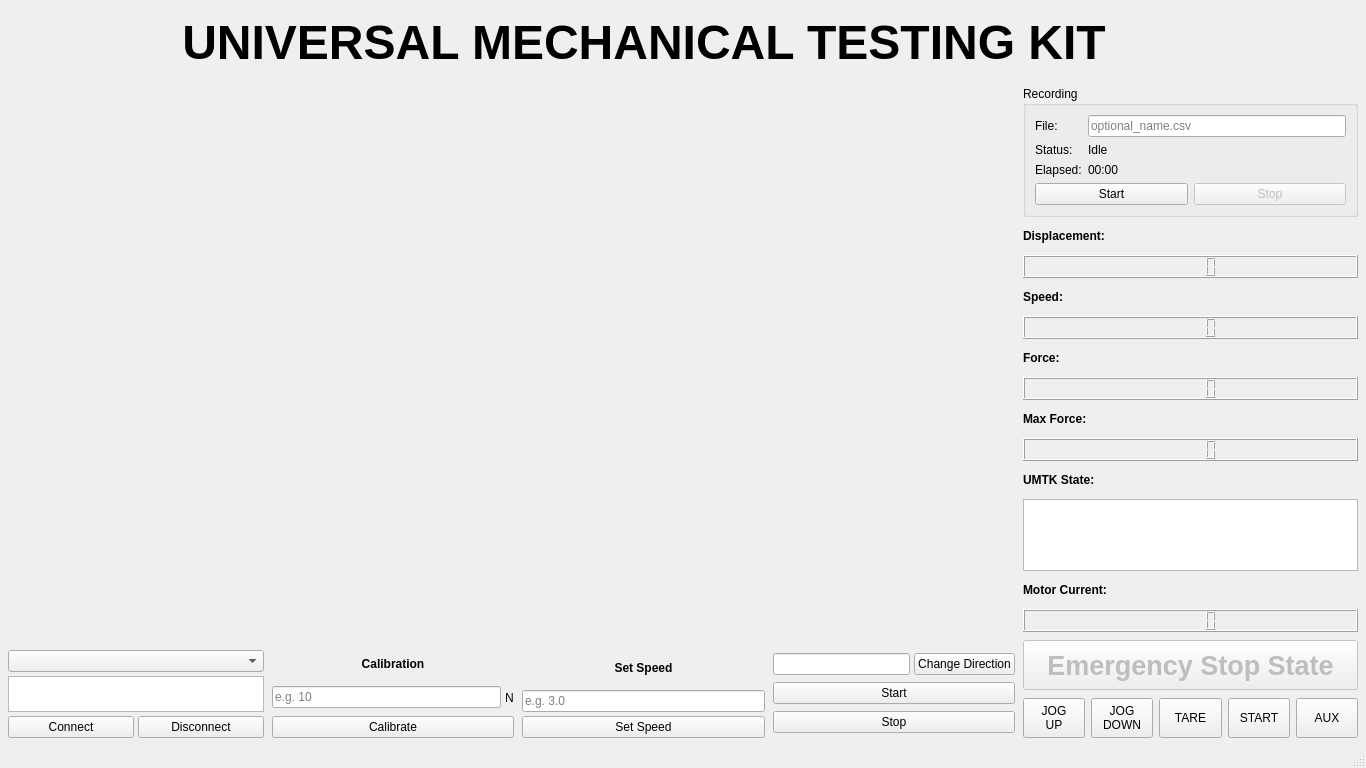
This is UMTK_UI/v1.5/UMTK_Design_dynamic.ui in AmorphousX/UMTK as Qt 5 draws it before an edit. The edited form follows.
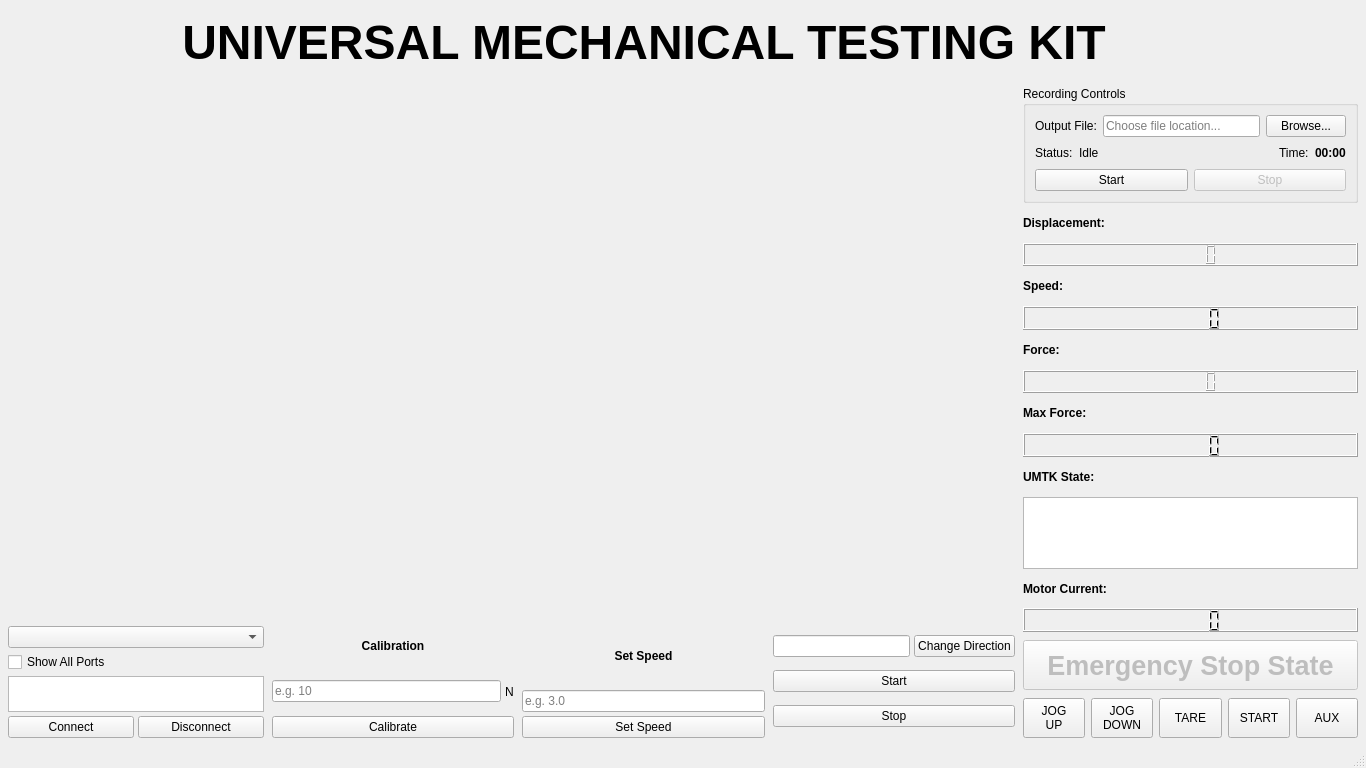
This is the edited form. Icons and pictures are not drawn.

Commit message: add recording widget, and serial port filter to show ch340 only by default

What changed in the file:
```diff
--- a/UMTK_UI/v1.5/UMTK_Design_dynamic.ui
+++ b/UMTK_UI/v1.5/UMTK_Design_dynamic.ui
@@ -161,6 +161,16 @@
             <item>
              <widget class="QComboBox" name="portsDropdown"/>
             </item>
+            <item>
+             <widget class="QCheckBox" name="showAllPorts_check">
+              <property name="text">
+               <string>Show All Ports</string>
+              </property>
+              <property name="toolTip">
+               <string>Show all serial ports (unchecked: CH340 only)</string>
+              </property>
+             </widget>
+            </item>
             <item>
              <widget class="QTextBrowser" name="textBrowser">
               <property name="sizePolicy">
@@ -344,53 +354,86 @@
   <item>
    <widget class="QGroupBox" name="recordingGroup">
     <property name="title">
-     <string>Recording</string>
+     <string>Recording Controls</string>
     </property>
     <layout class="QVBoxLayout" name="recordingGroupLayout">
      <item>
-      <layout class="QFormLayout" name="recordingFormLayout">
-       <item row="0" column="0">
-        <widget class="QLabel" name="recordFileNameLabel">
+      <layout class="QHBoxLayout" name="fileSelectionLayout">
+       <item>
+        <widget class="QLabel" name="outputFileLabel">
          <property name="text">
-    <string>File:</string>
+          <string>Output File:</string>
          </property>
         </widget>
        </item>
-       <item row="0" column="1">
-        <widget class="QLineEdit" name="recordFileName">
+       <item>
+        <widget class="QLineEdit" name="filename_edit">
          <property name="placeholderText">
-    <string>optional_name.csv</string>
+          <string>Choose file location...</string>
          </property>
+         <property name="readOnly">
+          <bool>true</bool>
+         </property>
         </widget>
        </item>
-       <item row="1" column="0">
-        <widget class="QLabel" name="recordStatusTextLabel">
+       <item>
+        <widget class="QPushButton" name="file_browse_btn">
          <property name="text">
-    <string>Status:</string>
+          <string>Browse...</string>
          </property>
         </widget>
        </item>
-       <item row="1" column="1">
-        <widget class="QLabel" name="recordStatusLabel">
+      </layout>
+     </item>
+     <item>
+      <layout class="QHBoxLayout" name="statusLayout">
+       <item>
+        <widget class="QLabel" name="statusTextLabel">
          <property name="text">
-    <string>Idle</string>
+          <string>Status:</string>
          </property>
         </widget>
        </item>
-       <item row="2" column="0">
-        <widget class="QLabel" name="recordElapsedTextLabel">
+       <item>
+        <widget class="QLabel" name="recording_status_label">
          <property name="text">
-    <string>Elapsed:</string>
+          <string>Idle</string>
          </property>
         </widget>
        </item>
-       <item row="2" column="1">
-        <widget class="QLabel" name="recordElapsedLabel">
+       <item>
+        <spacer name="statusSpacer">
+         <property name="orientation">
+          <enum>Qt::Horizontal</enum>
+         </property>
+         <property name="sizeHint" stdset="0">
+          <size>
+           <width>40</width>
+           <height>20</height>
+          </size>
+         </property>
+        </spacer>
+       </item>
+       <item>
+        <widget class="QLabel" name="timeTextLabel">
          <property name="text">
-    <string>00:00</string>
+          <string>Time:</string>
          </property>
         </widget>
        </item>
+       <item>
+        <widget class="QLabel" name="recording_elapsed_label">
+         <property name="text">
+          <string>00:00</string>
+         </property>
+         <property name="font">
+          <font>
+           <weight>75</weight>
+           <bold>true</bold>
+          </font>
+         </property>
+        </widget>
+       </item>
       </layout>
      </item>
      <item>
@@ -398,17 +441,17 @@
        <item>
         <widget class="QPushButton" name="recordToggleButton">
          <property name="text">
-    <string>Start</string>
+          <string>Start</string>
          </property>
         </widget>
        </item>
        <item>
         <widget class="QPushButton" name="recordStopButton">
          <property name="enabled">
-    <bool>false</bool>
+          <bool>false</bool>
          </property>
          <property name="text">
-    <string>Stop</string>
+          <string>Stop</string>
          </property>
         </widget>
        </item>
```
Left out of the diff: 8 changed lines with no effect on the pictures. The commit also changes 6 other files.
